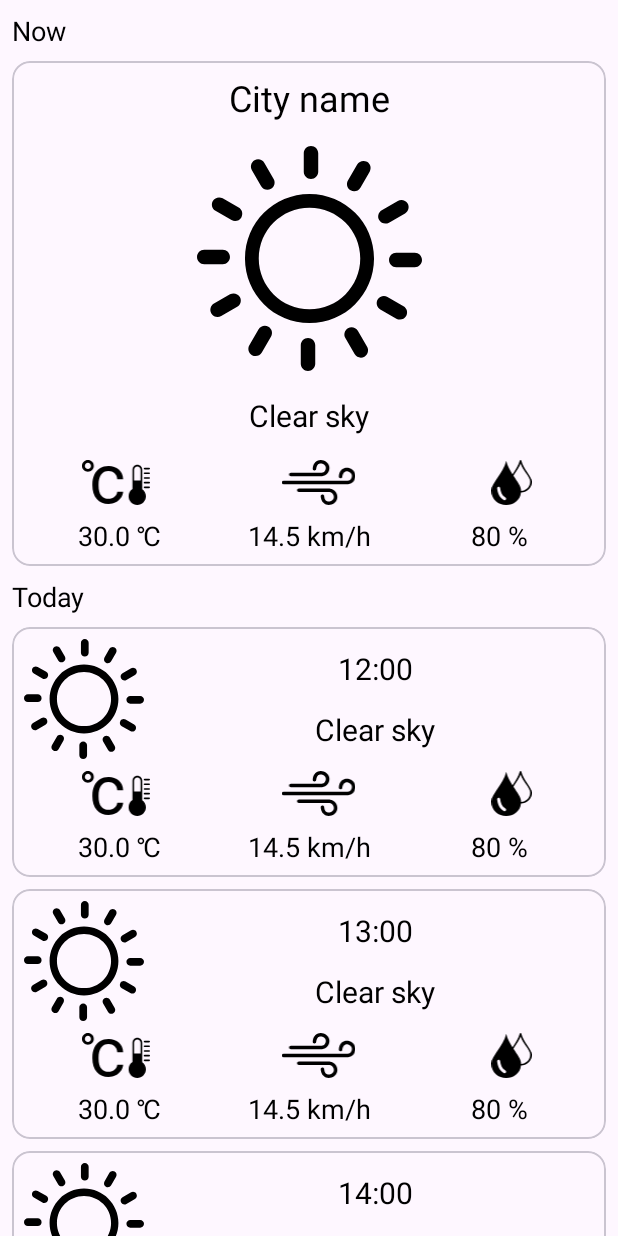
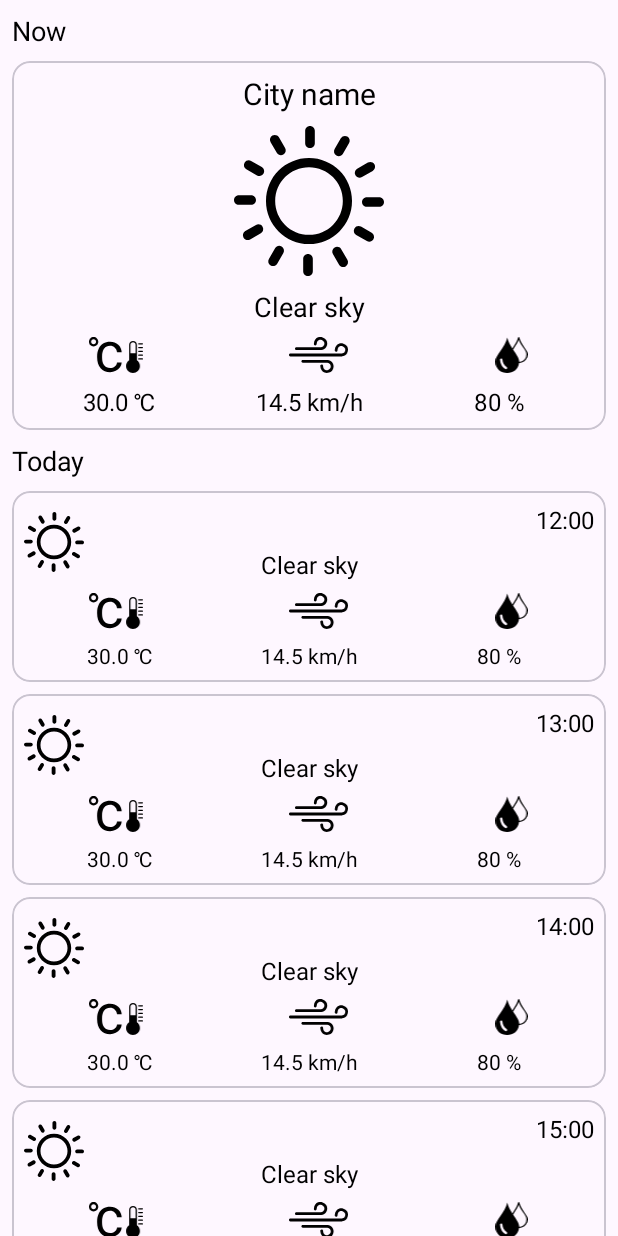
Before and after one commit to Anette11/WeatherApp, an Android app: the screen it shows after launch (MainActivity), on a phone screen of 412 x 824 dp. Run offline under Robolectric (Android 15) with nearby library versions, the phone set to English and light mode, and no system bars; our stand-ins replace Dagger/Hilt's generated code, Timber; 4 statements that could not run were skipped.

Commit message:
Make texts and icons smaller in weather items

```diff
--- a/app/src/main/res/layout/weather_hourly_info.xml
+++ b/app/src/main/res/layout/weather_hourly_info.xml
@@ -25,8 +25,9 @@
 
             <ImageView
                 android:id="@+id/image_view"
-                android:layout_width="80dp"
-                android:layout_height="80dp"
+                android:layout_width="40dp"
+                android:layout_height="40dp"
+                app:layout_constraintBottom_toBottomOf="parent"
                 app:layout_constraintStart_toStartOf="parent"
                 app:layout_constraintTop_toTopOf="parent"
                 tools:src="@drawable/day_sunny_icon" />
@@ -35,13 +36,12 @@
                 android:id="@+id/text_view_time"
                 android:layout_width="0dp"
                 android:layout_height="wrap_content"
-                android:layout_marginStart="8dp"
-                android:textAlignment="center"
+                android:textAlignment="textEnd"
                 android:textColor="@color/black"
-                android:textSize="20sp"
+                android:textSize="16sp"
                 app:layout_constraintBottom_toTopOf="@+id/text_view_description"
                 app:layout_constraintEnd_toEndOf="parent"
-                app:layout_constraintStart_toEndOf="@id/image_view"
+                app:layout_constraintStart_toStartOf="@+id/image_view"
                 app:layout_constraintTop_toTopOf="parent"
                 app:layout_constraintVertical_chainStyle="spread"
                 tools:text="12:00" />
@@ -52,11 +52,12 @@
                 android:layout_height="wrap_content"
                 android:layout_marginStart="8dp"
                 android:layout_marginTop="8dp"
+                android:layout_marginEnd="48dp"
                 android:ellipsize="end"
                 android:maxLines="2"
                 android:textAlignment="center"
                 android:textColor="@color/black"
-                android:textSize="20sp"
+                android:textSize="16sp"
                 app:layout_constraintBottom_toBottomOf="parent"
                 app:layout_constraintEnd_toEndOf="parent"
                 app:layout_constraintStart_toEndOf="@id/image_view"
@@ -77,7 +78,7 @@
             <ImageView
                 android:id="@+id/image_view_temperature"
                 android:layout_width="0dp"
-                android:layout_height="30dp"
+                android:layout_height="24dp"
                 android:src="@drawable/temperature_heat_icon"
                 app:layout_constraintBottom_toBottomOf="parent"
                 app:layout_constraintStart_toStartOf="parent"
@@ -86,7 +87,7 @@
             <ImageView
                 android:id="@+id/image_view_windspeed"
                 android:layout_width="0dp"
-                android:layout_height="30dp"
+                android:layout_height="24dp"
                 android:src="@drawable/wind_icon"
                 app:layout_constraintBottom_toBottomOf="parent"
                 app:layout_constraintEnd_toStartOf="@id/image_view_humidity"
@@ -96,7 +97,7 @@
             <ImageView
                 android:id="@+id/image_view_humidity"
                 android:layout_width="0dp"
-                android:layout_height="30dp"
+                android:layout_height="24dp"
                 android:src="@drawable/drop_humidity_icon"
                 app:layout_constraintBottom_toBottomOf="parent"
                 app:layout_constraintEnd_toEndOf="parent"
@@ -119,7 +120,7 @@
                 android:layout_height="wrap_content"
                 android:textAlignment="center"
                 android:textColor="@color/black"
-                android:textSize="18sp"
+                android:textSize="14sp"
                 app:layout_constraintBottom_toBottomOf="parent"
                 app:layout_constraintEnd_toStartOf="@+id/text_view_windspeed"
                 app:layout_constraintStart_toStartOf="parent"
@@ -132,7 +133,7 @@
                 android:layout_height="wrap_content"
                 android:textAlignment="center"
                 android:textColor="@color/black"
-                android:textSize="18sp"
+                android:textSize="14sp"
                 app:layout_constraintBottom_toBottomOf="parent"
                 app:layout_constraintEnd_toStartOf="@+id/text_view_humidity"
                 app:layout_constraintStart_toEndOf="@+id/text_view_temperature"
@@ -145,7 +146,7 @@
                 android:layout_height="wrap_content"
                 android:textAlignment="center"
                 android:textColor="@color/black"
-                android:textSize="18sp"
+                android:textSize="14sp"
                 app:layout_constraintBottom_toBottomOf="parent"
                 app:layout_constraintEnd_toEndOf="parent"
                 app:layout_constraintStart_toEndOf="@+id/text_view_windspeed"
--- a/app/src/main/res/layout/weather_main_info.xml
+++ b/app/src/main/res/layout/weather_main_info.xml
@@ -24,7 +24,7 @@
                 android:layout_height="wrap_content"
                 android:textAlignment="center"
                 android:textColor="@color/black"
-                android:textSize="24sp"
+                android:textSize="20sp"
                 app:layout_constraintEnd_toEndOf="parent"
                 app:layout_constraintStart_toStartOf="parent"
                 app:layout_constraintTop_toTopOf="parent"
@@ -32,9 +32,9 @@
 
             <ImageView
                 android:id="@+id/image_view"
-                android:layout_width="150dp"
-                android:layout_height="150dp"
-                android:layout_marginTop="16dp"
+                android:layout_width="100dp"
+                android:layout_height="100dp"
+                android:layout_marginTop="8dp"
                 android:contentDescription="Weather image"
                 android:scaleType="fitCenter"
                 app:layout_constraintEnd_toEndOf="parent"
@@ -46,10 +46,10 @@
                 android:id="@+id/text_view_description"
                 android:layout_width="0dp"
                 android:layout_height="wrap_content"
-                android:layout_marginTop="16dp"
+                android:layout_marginTop="8dp"
                 android:textAlignment="center"
                 android:textColor="@color/black"
-                android:textSize="20sp"
+                android:textSize="18sp"
                 app:layout_constraintEnd_toEndOf="parent"
                 app:layout_constraintStart_toStartOf="parent"
                 app:layout_constraintTop_toBottomOf="@id/image_view"
@@ -59,7 +59,7 @@
                 android:id="@+id/constraint_layout_icons"
                 android:layout_width="0dp"
                 android:layout_height="wrap_content"
-                android:layout_marginTop="16dp"
+                android:layout_marginTop="8dp"
                 app:layout_constraintEnd_toEndOf="parent"
                 app:layout_constraintStart_toStartOf="parent"
                 app:layout_constraintTop_toBottomOf="@id/text_view_description">
@@ -67,7 +67,7 @@
                 <ImageView
                     android:id="@+id/image_view_temperature"
                     android:layout_width="0dp"
-                    android:layout_height="30dp"
+                    android:layout_height="24dp"
                     android:src="@drawable/temperature_heat_icon"
                     app:layout_constraintBottom_toBottomOf="parent"
                     app:layout_constraintStart_toStartOf="parent"
@@ -76,7 +76,7 @@
                 <ImageView
                     android:id="@+id/image_view_windspeed"
                     android:layout_width="0dp"
-                    android:layout_height="30dp"
+                    android:layout_height="24dp"
                     android:src="@drawable/wind_icon"
                     app:layout_constraintBottom_toBottomOf="parent"
                     app:layout_constraintEnd_toStartOf="@id/image_view_humidity"
@@ -86,7 +86,7 @@
                 <ImageView
                     android:id="@+id/image_view_humidity"
                     android:layout_width="0dp"
-                    android:layout_height="30dp"
+                    android:layout_height="24dp"
                     android:src="@drawable/drop_humidity_icon"
                     app:layout_constraintBottom_toBottomOf="parent"
                     app:layout_constraintEnd_toEndOf="parent"
@@ -109,7 +109,7 @@
                     android:layout_height="wrap_content"
                     android:textAlignment="center"
                     android:textColor="@color/black"
-                    android:textSize="18sp"
+                    android:textSize="16sp"
                     app:layout_constraintBottom_toBottomOf="parent"
                     app:layout_constraintEnd_toStartOf="@+id/text_view_windspeed"
                     app:layout_constraintStart_toStartOf="parent"
@@ -122,7 +122,7 @@
                     android:layout_height="wrap_content"
                     android:textAlignment="center"
                     android:textColor="@color/black"
-                    android:textSize="18sp"
+                    android:textSize="16sp"
                     app:layout_constraintBottom_toBottomOf="parent"
                     app:layout_constraintEnd_toStartOf="@+id/text_view_humidity"
                     app:layout_constraintStart_toEndOf="@+id/text_view_temperature"
@@ -135,7 +135,7 @@
                     android:layout_height="wrap_content"
                     android:textAlignment="center"
                     android:textColor="@color/black"
-                    android:textSize="18sp"
+                    android:textSize="16sp"
                     app:layout_constraintBottom_toBottomOf="parent"
                     app:layout_constraintEnd_toEndOf="parent"
                     app:layout_constraintStart_toEndOf="@+id/text_view_windspeed"
```
